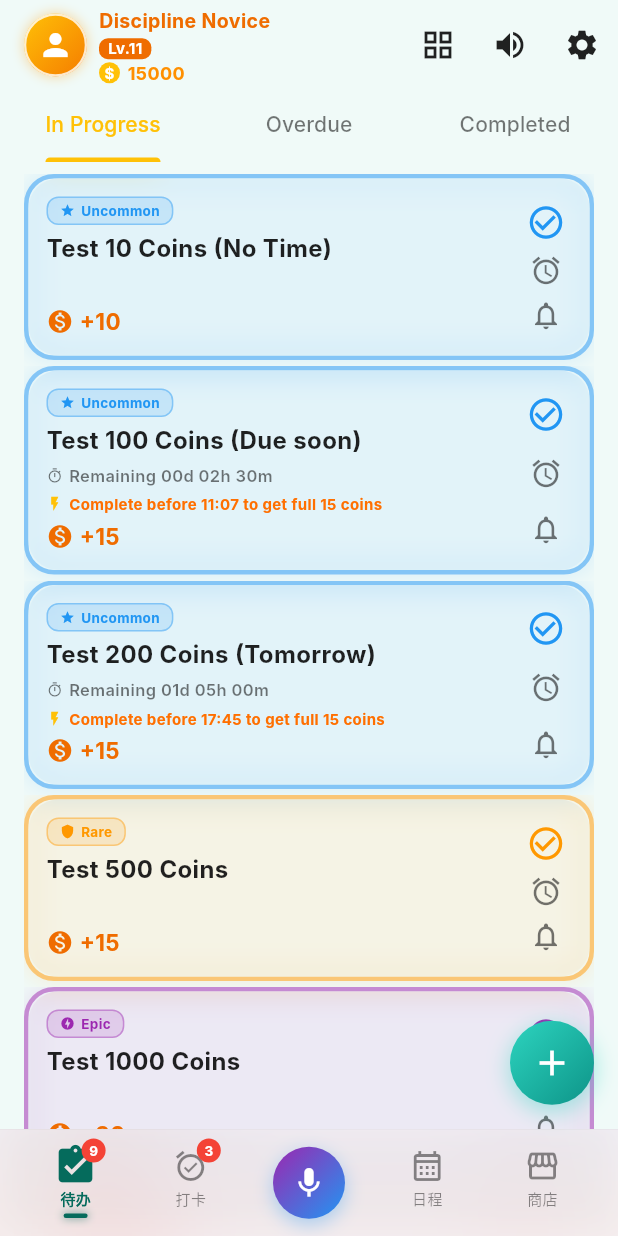
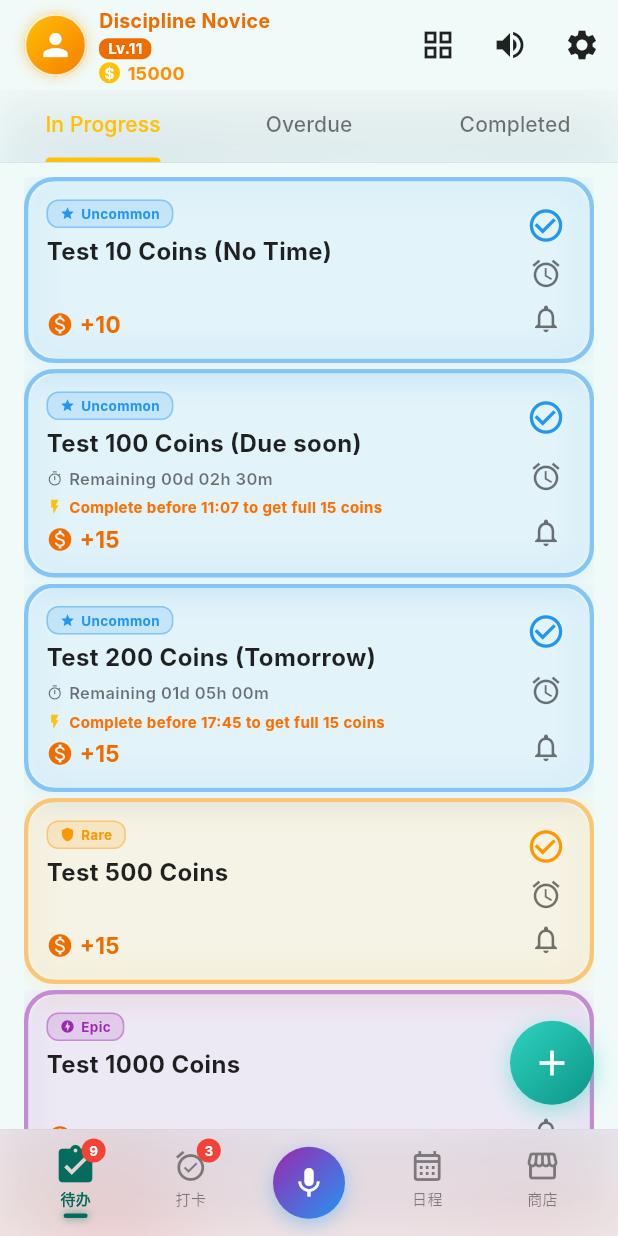
Before and after one commit to youppos/bounty-do, a Flutter app: the screen it shows after launch, on a phone screen of 412 x 824 dp. Run offline on Flutter 3.47's test engine with Material 3 defaults, Android fonts, the light colour scheme and no system bars; our stand-ins replace audioplayers, get, shared_preferences; Roboto replaces fonts that are missing (Inter).

Commit message:
feat: updated home screen tab bar with glassmorphism styling and adjusted transparency

```diff
--- a/gamified_todo/lib/ui/screens/home_screen.dart
+++ b/gamified_todo/lib/ui/screens/home_screen.dart
@@ -748,13 +748,46 @@ class _HomeScreenState extends State<HomeScreen> with TickerProviderStateMixin {
     );
   }
   Widget _buildCurrentPage() {
+    final isDark = Theme.of(context).brightness == Brightness.dark;
     switch (_currentIndex) {
       case 0:
         return DefaultTabController(
           length: 3,
-          child: Column(
+          child: Stack(
             children: [
-              TabBar(
+              TabBarView(
+                children: [
+                  _buildTaskList(filter: 'in_progress', topPadding: 50.0),
+                  _buildTaskList(filter: 'overdue', topPadding: 50.0),
+                  _buildTaskList(filter: 'completed', topPadding: 50.0),
+                ],
+              ),
+              Positioned(
+                top: 0,
+                left: 0,
+                right: 0,
+                child: ClipRect(
+                  child: BackdropFilter(
+                    filter: ImageFilter.blur(sigmaX: 35, sigmaY: 35),
+                    child: Container(
+                      decoration: BoxDecoration(
+                        color: isDark ? Colors.black.withOpacity(0.05) : Colors.white.withOpacity(0.1),
+                        border: Border(
+                          bottom: BorderSide(
+                            color: isDark ? Colors.white10 : Colors.black.withOpacity(0.05),
+                            width: 0.5,
+                          ),
+                        ),
+                        boxShadow: [
+                          BoxShadow(
+                            color: Colors.black.withOpacity(0.05),
+                            blurRadius: 20,
+                            spreadRadius: 0,
+                            offset: const Offset(0, 5),
+                          ),
+                        ],
+                      ),
+                      child: TabBar(
                         tabs: [
                           Tab(text: 'tab_in_progress'.tr),
                           Tab(text: 'tab_overdue'.tr),
@@ -762,16 +795,11 @@ class _HomeScreenState extends State<HomeScreen> with TickerProviderStateMixin {
                         ],
                         indicatorColor: Colors.amber,
                         labelColor: Colors.amber,
-                unselectedLabelColor: Theme.of(context).brightness == Brightness.dark ? Colors.white70 : Colors.black54,
+                        unselectedLabelColor: isDark ? Colors.white70 : Colors.black54,
                         dividerColor: Colors.transparent,
                       ),
-              Expanded(
-                child: TabBarView(
-                  children: [
-                    _buildTaskList(filter: 'in_progress'),
-                    _buildTaskList(filter: 'overdue'),
-                    _buildTaskList(filter: 'completed'),
-                  ],
+                    ),
+                  ),
                 ),
               ),
             ],
@@ -1060,7 +1088,7 @@ class _HomeScreenState extends State<HomeScreen> with TickerProviderStateMixin {
           filter: ImageFilter.blur(sigmaX: 35, sigmaY: 35),
           child: Container(
             decoration: BoxDecoration(
-              color: isDark ? Colors.black.withOpacity(0.2) : Colors.white.withOpacity(0.4),
+              color: isDark ? Colors.black.withOpacity(0.05) : Colors.white.withOpacity(0.1),
               border: Border(
                 top: BorderSide(
                   color: isDark ? Colors.white10 : Colors.black.withOpacity(0.05),
@@ -1261,7 +1289,7 @@ class _HomeScreenState extends State<HomeScreen> with TickerProviderStateMixin {
         ),
     );
   }
-  Widget _buildTaskList({required String filter}) {
+  Widget _buildTaskList({required String filter, double topPadding = 0}) {
     return Obx(() {
       final now = DateTime.now();
       final filteredTasks = taskController.tasks.where((t) {
@@ -1288,7 +1316,7 @@ class _HomeScreenState extends State<HomeScreen> with TickerProviderStateMixin {
       }
       if (isGrid) {
         return GridView.builder(
-          padding: const EdgeInsets.fromLTRB(16, 16, 16, 100),
+          padding: EdgeInsets.fromLTRB(16, 16 + topPadding, 16, 100),
           gridDelegate: const SliverGridDelegateWithFixedCrossAxisCount(
             crossAxisCount: 2,
             childAspectRatio: 1.0,
@@ -1327,7 +1355,7 @@ class _HomeScreenState extends State<HomeScreen> with TickerProviderStateMixin {
         );
       }
       return ListView.builder(
-        padding: const EdgeInsets.fromLTRB(16, 8, 16, 100),
+        padding: EdgeInsets.fromLTRB(16, 8 + topPadding, 16, 100),
         itemCount: filteredTasks.length,
         itemBuilder: (context, index) {
           var task = filteredTasks[index];
```
Lines whose indentation alone changed are shown as unchanged.
